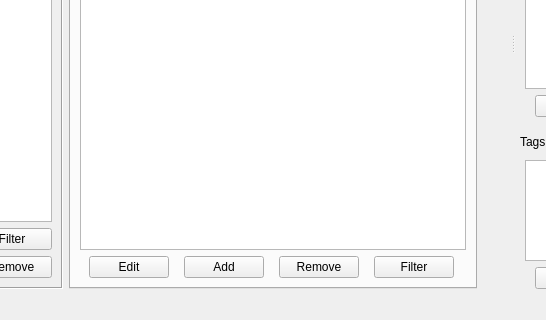
This is pysdb3/ui/pysdb3.ui in ondrolexa/pysdb as Qt 5 draws it before an edit; both pictures show x 134 to 680 and y 260 to 580 of the 900 by 580 pixel window. The edited form follows.
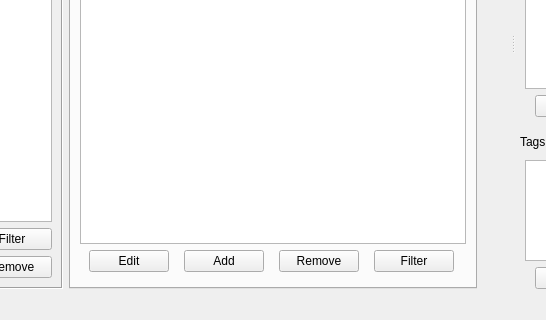
This is the edited form. Icons and pictures are not drawn.

```diff
--- a/pysdb3/ui/pysdb3.ui
+++ b/pysdb3/ui/pysdb3.ui
@@ -180,6 +180,9 @@
         </item>
         <item>
          <layout class="QHBoxLayout" name="horizontalLayout_5">
+          <property name="bottomMargin">
+           <number>6</number>
+          </property>
           <item>
            <widget class="QPushButton" name="pushDataEdit">
             <property name="sizePolicy">
```
Left out of the diff: 9 changed lines with no effect on the pictures.
